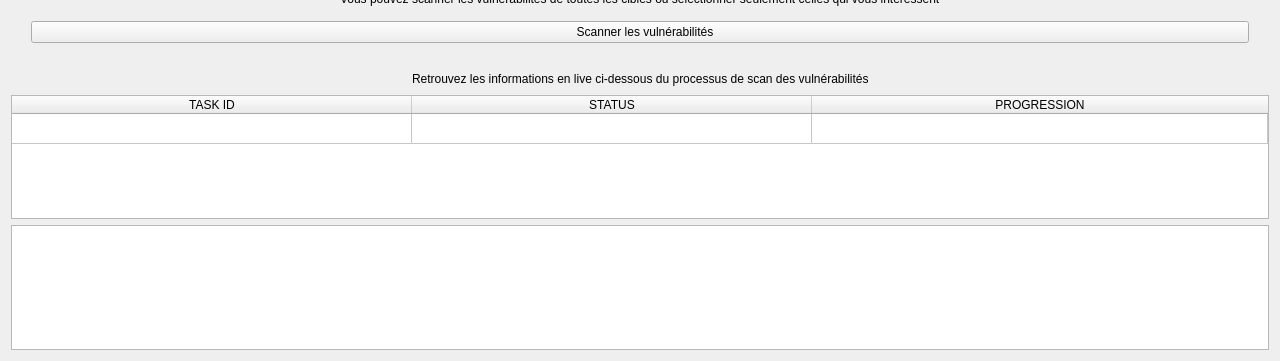
Above: app/interface/ui/CibleInterface.ui from KarimGhazlaoui/ASI-M1CB-PenToolBox before the change; both pictures show x 0 to 1280 and y 439 to 800 of the 1280 by 800 pixel window. Below: the same form after it.
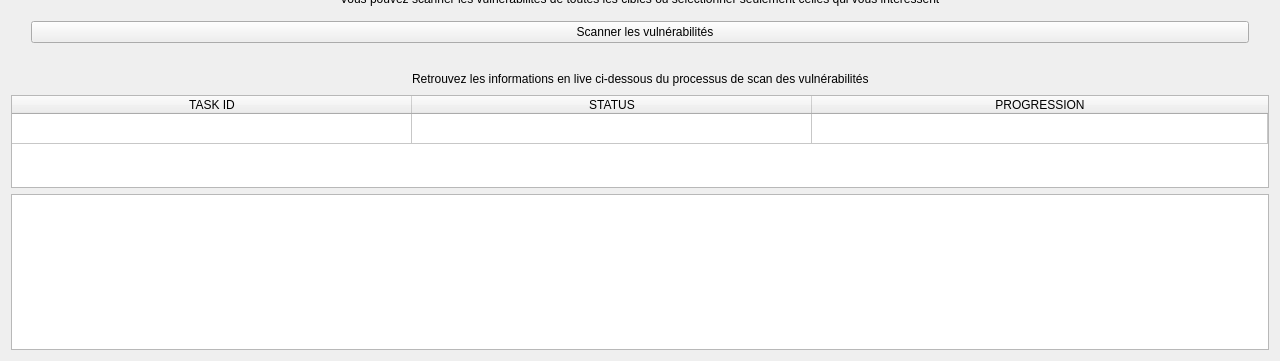
That is the form after the change. Icons and pictures are not drawn. Custom widgets are drawn as their Qt base class.

Patch:
```diff
--- a/app/interface/ui/CibleInterface.ui
+++ b/app/interface/ui/CibleInterface.ui
@@ -417,7 +417,13 @@
        <property name="minimumSize">
         <size>
          <width>0</width>
-         <height>80</height>
+         <height>40</height>
+        </size>
+       </property>
+       <property name="maximumSize">
+        <size>
+         <width>16777215</width>
+         <height>130</height>
         </size>
        </property>
        <property name="rowCount">
```
